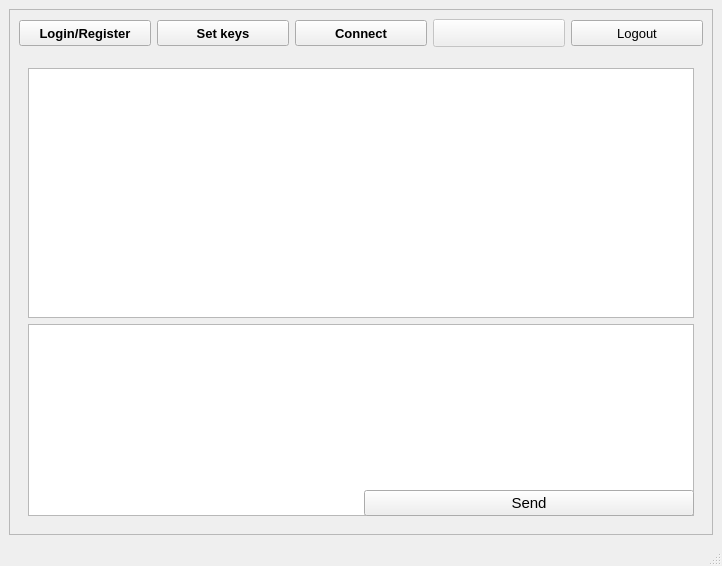
First picture: the form in mainwindow.ui, repository egge313/eggemesg, before the edit.
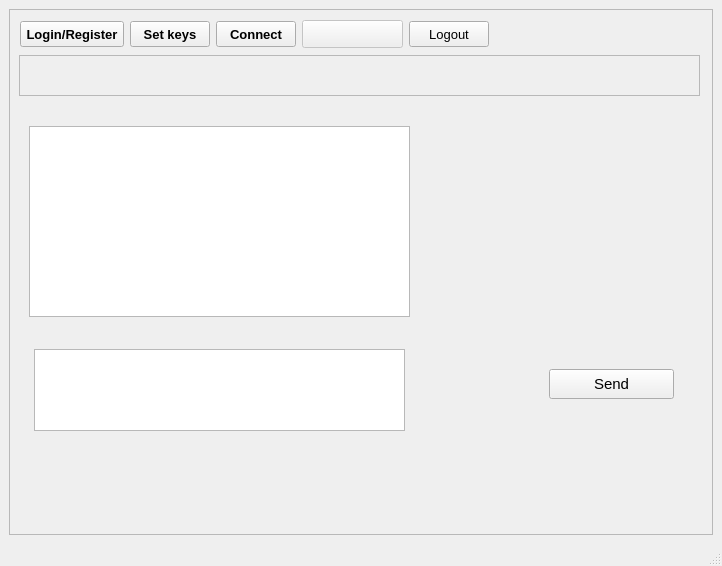
Second picture: the form after the edit. Icons and pictures are not drawn.

Patch:
```diff
--- a/mainwindow.ui
+++ b/mainwindow.ui
@@ -41,8 +41,8 @@
    <property name="tabletTracking">
     <bool>true</bool>
    </property>
-   <layout class="QVBoxLayout" name="verticalLayout">
-    <item>
+   <layout class="QGridLayout" name="gridLayout">
+    <item row="0" column="0">
      <widget class="QFrame" name="frame001">
       <property name="sizePolicy">
        <sizepolicy hsizetype="Expanding" vsizetype="Expanding">
@@ -65,14 +65,99 @@
       <property name="frameShadow">
        <enum>QFrame::Sunken</enum>
       </property>
-      <layout class="QGridLayout" name="gridLayout_2">
-       <item row="0" column="0">
-        <layout class="QHBoxLayout" name="horizontalLayout">
-         <property name="sizeConstraint">
-          <enum>QLayout::SetMinAndMaxSize</enum>
-         </property>
-         <item>
+      <widget class="QFrame" name="frame003">
+       <property name="geometry">
+        <rect>
+         <x>10</x>
+         <y>46</y>
+         <width>681</width>
+         <height>41</height>
+        </rect>
+       </property>
+       <property name="frameShape">
+        <enum>QFrame::StyledPanel</enum>
+       </property>
+       <property name="frameShadow">
+        <enum>QFrame::Raised</enum>
+       </property>
+       <widget class="QLabel" name="labelInformation">
+        <property name="geometry">
+         <rect>
+          <x>20</x>
+          <y>20</y>
+          <width>621</width>
+          <height>61</height>
+         </rect>
+        </property>
+        <property name="text">
+         <string/>
+        </property>
+       </widget>
+      </widget>
+      <widget class="QFrame" name="frame002">
+       <property name="geometry">
+        <rect>
+         <x>10</x>
+         <y>107</y>
+         <width>401</width>
+         <height>211</height>
+        </rect>
+       </property>
+       <widget class="QTextEdit" name="textEditMyMessages">
+        <property name="geometry">
+         <rect>
+          <x>10</x>
+          <y>10</y>
+          <width>381</width>
+          <height>191</height>
+         </rect>
+        </property>
+       </widget>
+      </widget>
+      <widget class="QPushButton" name="Send">
+       <property name="geometry">
+        <rect>
+         <x>540</x>
+         <y>360</y>
+         <width>125</width>
+         <height>30</height>
+        </rect>
+       </property>
+       <property name="text">
+        <string>Send</string>
+       </property>
+      </widget>
+      <widget class="QTextEdit" name="textEditMessages">
+       <property name="geometry">
+        <rect>
+         <x>25</x>
+         <y>340</y>
+         <width>371</width>
+         <height>82</height>
+        </rect>
+       </property>
+       <property name="minimumSize">
+        <size>
+         <width>256</width>
+         <height>82</height>
+        </size>
+       </property>
+       <property name="horizontalScrollBarPolicy">
+        <enum>Qt::ScrollBarAlwaysOff</enum>
+       </property>
+       <property name="sizeAdjustPolicy">
+        <enum>QAbstractScrollArea::AdjustToContents</enum>
+       </property>
+      </widget>
           <widget class="QPushButton" name="pushButtonLogin">
+       <property name="geometry">
+        <rect>
+         <x>11</x>
+         <y>12</y>
+         <width>104</width>
+         <height>26</height>
+        </rect>
+       </property>
            <property name="minimumSize">
             <size>
              <width>104</width>
@@ -114,9 +199,15 @@
             <bool>false</bool>
            </property>
           </widget>
-         </item>
-         <item>
           <widget class="QPushButton" name="pushButtonSetKeys">
+       <property name="geometry">
+        <rect>
+         <x>121</x>
+         <y>12</y>
+         <width>80</width>
+         <height>26</height>
+        </rect>
+       </property>
            <property name="minimumSize">
             <size>
              <width>80</width>
@@ -153,9 +244,15 @@
             <bool>false</bool>
            </property>
           </widget>
-         </item>
-         <item>
           <widget class="QPushButton" name="pushButtonConnect">
+       <property name="geometry">
+        <rect>
+         <x>207</x>
+         <y>12</y>
+         <width>80</width>
+         <height>26</height>
+        </rect>
+       </property>
            <property name="minimumSize">
             <size>
              <width>80</width>
@@ -192,12 +289,18 @@
             <bool>false</bool>
            </property>
           </widget>
-         </item>
-         <item>
           <widget class="QPushButton" name="pushButtonInvisible">
            <property name="enabled">
             <bool>false</bool>
            </property>
+       <property name="geometry">
+        <rect>
+         <x>293</x>
+         <y>11</y>
+         <width>101</width>
+         <height>28</height>
+        </rect>
+       </property>
            <property name="minimumSize">
             <size>
              <width>101</width>
@@ -211,9 +314,15 @@
             <string/>
            </property>
           </widget>
-         </item>
-         <item>
           <widget class="QPushButton" name="pushButtonLogout">
+       <property name="geometry">
+        <rect>
+         <x>400</x>
+         <y>12</y>
+         <width>80</width>
+         <height>26</height>
+        </rect>
+       </property>
            <property name="minimumSize">
             <size>
              <width>80</width>
@@ -235,65 +344,6 @@
             <string>Logout</string>
            </property>
           </widget>
-         </item>
-        </layout>
-       </item>
-       <item row="1" column="0">
-        <widget class="QFrame" name="frame003">
-         <property name="frameShape">
-          <enum>QFrame::StyledPanel</enum>
-         </property>
-         <property name="frameShadow">
-          <enum>QFrame::Raised</enum>
-         </property>
-         <widget class="QLabel" name="labelInformation">
-          <property name="geometry">
-           <rect>
-            <x>20</x>
-            <y>20</y>
-            <width>621</width>
-            <height>61</height>
-           </rect>
-          </property>
-          <property name="text">
-           <string/>
-          </property>
-         </widget>
-        </widget>
-       </item>
-       <item row="2" column="0">
-        <widget class="QFrame" name="frame002">
-         <layout class="QGridLayout" name="gridLayout">
-          <item row="0" column="0" colspan="2">
-           <widget class="QTextEdit" name="textEditMessages">
-            <property name="minimumSize">
-             <size>
-              <width>256</width>
-              <height>82</height>
-             </size>
-            </property>
-            <property name="horizontalScrollBarPolicy">
-             <enum>Qt::ScrollBarAlwaysOff</enum>
-            </property>
-            <property name="sizeAdjustPolicy">
-             <enum>QAbstractScrollArea::AdjustToContents</enum>
-            </property>
-           </widget>
-          </item>
-          <item row="1" column="0" rowspan="2" colspan="2">
-           <widget class="QTextEdit" name="textEditMyMessages"/>
-          </item>
-          <item row="2" column="1">
-           <widget class="QPushButton" name="Send">
-            <property name="text">
-             <string>Send</string>
-            </property>
-           </widget>
-          </item>
-         </layout>
-        </widget>
-       </item>
-      </layout>
      </widget>
     </item>
    </layout>
```
Lines whose indentation alone changed are shown as unchanged.
